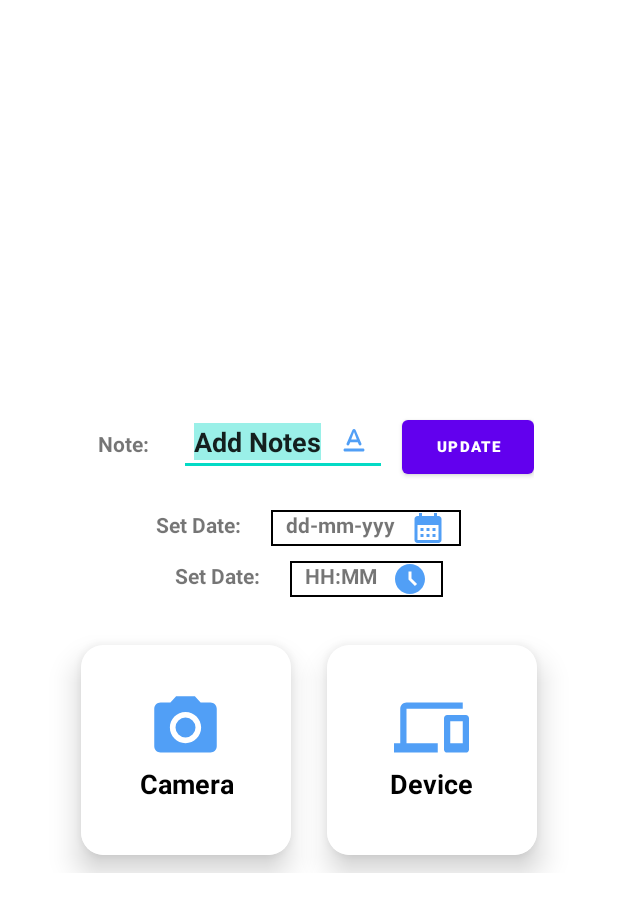
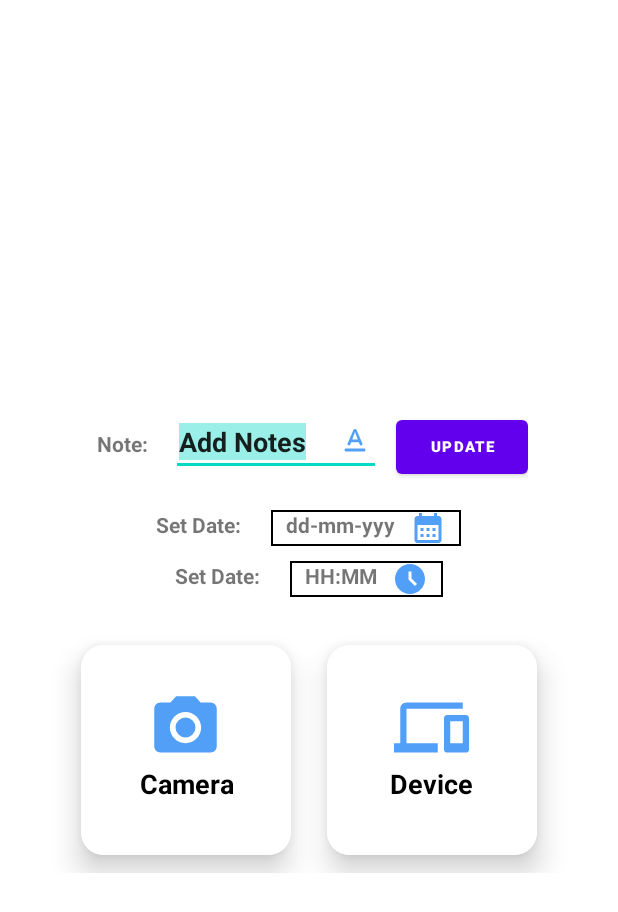
Before and after one commit to Raushan132/Note_cat_cam_v1, an Android app: the layout device_popup.xml on its own in the app's theme, with its tools: preview values and no code run, on a phone screen of 412 x 824 dp. Shown: the top 912 px of the screen. Run offline under Robolectric (Android 15) with nearby library versions, the phone set to English and light mode, and no system bars.

Commit message:
handle frame size in device Activity and fixed the width of notes in device_popup

```diff
--- a/app/build.gradle
+++ b/app/build.gradle
@@ -18,7 +18,7 @@ android {
 
     buildTypes {
         release {
-            minifyEnabled false
+            minifyEnabled true
             proguardFiles getDefaultProguardFile('proguard-android-optimize.txt'), 'proguard-rules.pro'
         }
     }
--- a/app/src/main/res/layout/device_popup.xml
+++ b/app/src/main/res/layout/device_popup.xml
@@ -25,21 +25,21 @@
                 android:layout_width="wrap_content"
                 android:layout_height="wrap_content"
                 android:text="Note:"
-                android:drawablePadding="10dp"
-                android:paddingHorizontal="10dp"
+                android:drawablePadding="5dp"
+                android:paddingHorizontal="5dp"
                 android:textStyle="bold"
                 />
 
             <EditText
                 android:id="@+id/change_note_txt"
-                android:layout_width="wrap_content"
+                android:layout_width="140dp"
                 android:layout_height="wrap_content"
                 android:layout_alignParentBottom="true"
                 android:layout_centerHorizontal="true"
                 android:layout_marginHorizontal="10dp"
                 android:drawableEnd="@drawable/ic_text_format"
                 android:drawablePadding="10dp"
-                android:paddingHorizontal="10dp"
+                android:paddingHorizontal="5dp"
                 android:textStyle="bold"
                 android:selectAllOnFocus="true"
                 android:text="Add Notes" />
```
Also changed, not shown: app/src/main/java/com/learn/notecatcam/DeviceActivity.java (+15 -3 lines).
